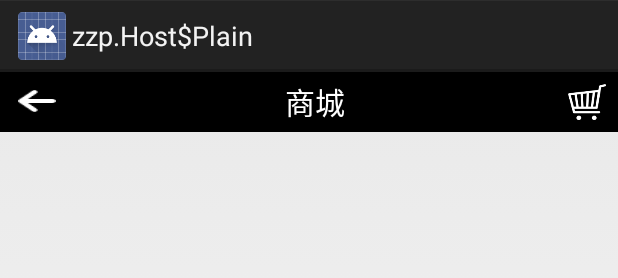
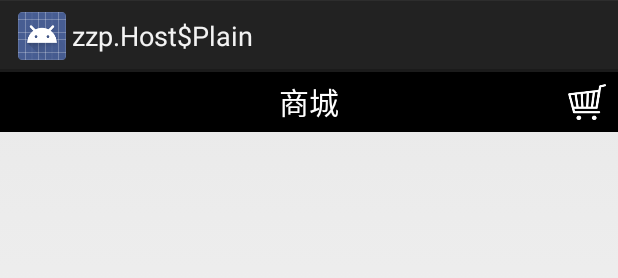
Before and after one commit to mzsjlwl/qhb, an Android app: the layout shop_top_bar.xml on its own in the app's theme, with its tools: preview values and no code run, on a phone screen of 412 x 824 dp. Shown: the top 278 px of the screen. Run offline under Robolectric (Android 15) with nearby library versions, the phone set to English and light mode, and no system bars.

Commit message:
2016/3/10 20:00 Zhangsx

```diff
--- a/app/src/main/res/layout/shop_top_bar.xml
+++ b/app/src/main/res/layout/shop_top_bar.xml
@@ -3,15 +3,16 @@
     android:layout_width="match_parent"
     android:layout_height="40dp"
     android:background="#000000">
-    <ImageButton
-        android:id="@+id/ib_back"
-        android:layout_height="wrap_content"
-        android:layout_width="25dp"
-        android:scaleType="fitXY"
-        android:layout_alignParentLeft="true"
-        android:layout_margin="12dp"
-        android:background="@mipmap/zf_back_btn"
-        ></ImageButton>
+    <!--<ImageButton-->
+        <!--android:id="@+id/ib_back"-->
+        <!--android:layout_height="wrap_content"-->
+        <!--android:layout_width="25dp"-->
+        <!--android:scaleType="fitXY"-->
+        <!--android:layout_alignParentLeft="true"-->
+        <!--android:layout_margin="12dp"-->
+        <!--android:background="@mipmap/zf_back_btn"-->
+        <!--android:-->
+        <!--></ImageButton>-->
 
     <ImageButton
         android:id="@+id/ib_shopcar"
@@ -25,8 +26,6 @@
     <TextView
         android:layout_height="match_parent"
         android:layout_width="match_parent"
-        android:layout_toRightOf="@+id/ib_back"
-        android:layout_toLeftOf="@+id/ib_shopcar"
         android:gravity="center"
         android:text="商城"
         android:textSize="20dp"
```
